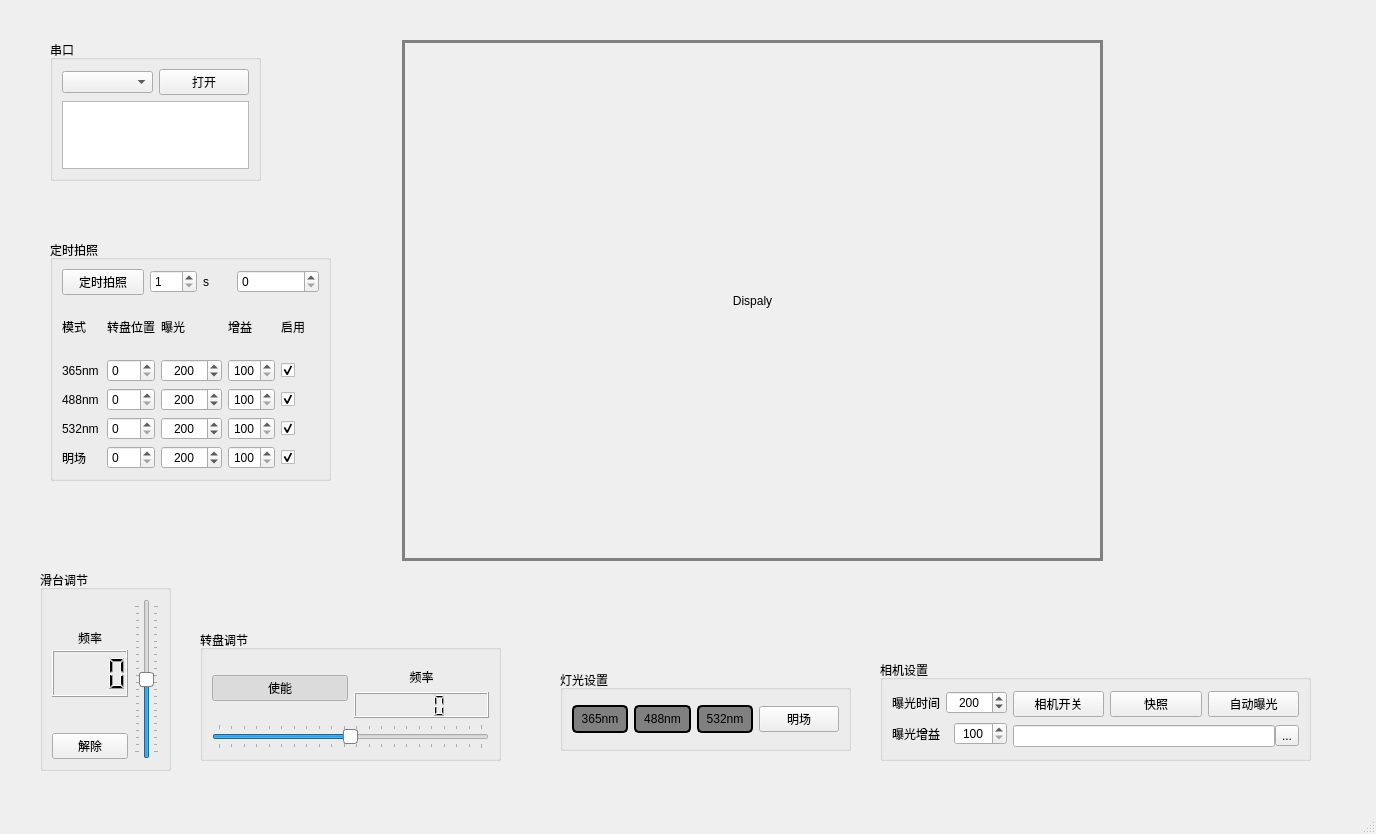
Before: the Qt Designer form mainwindow.ui in PingY2000/QT_Fluor, drawn with Qt 5.
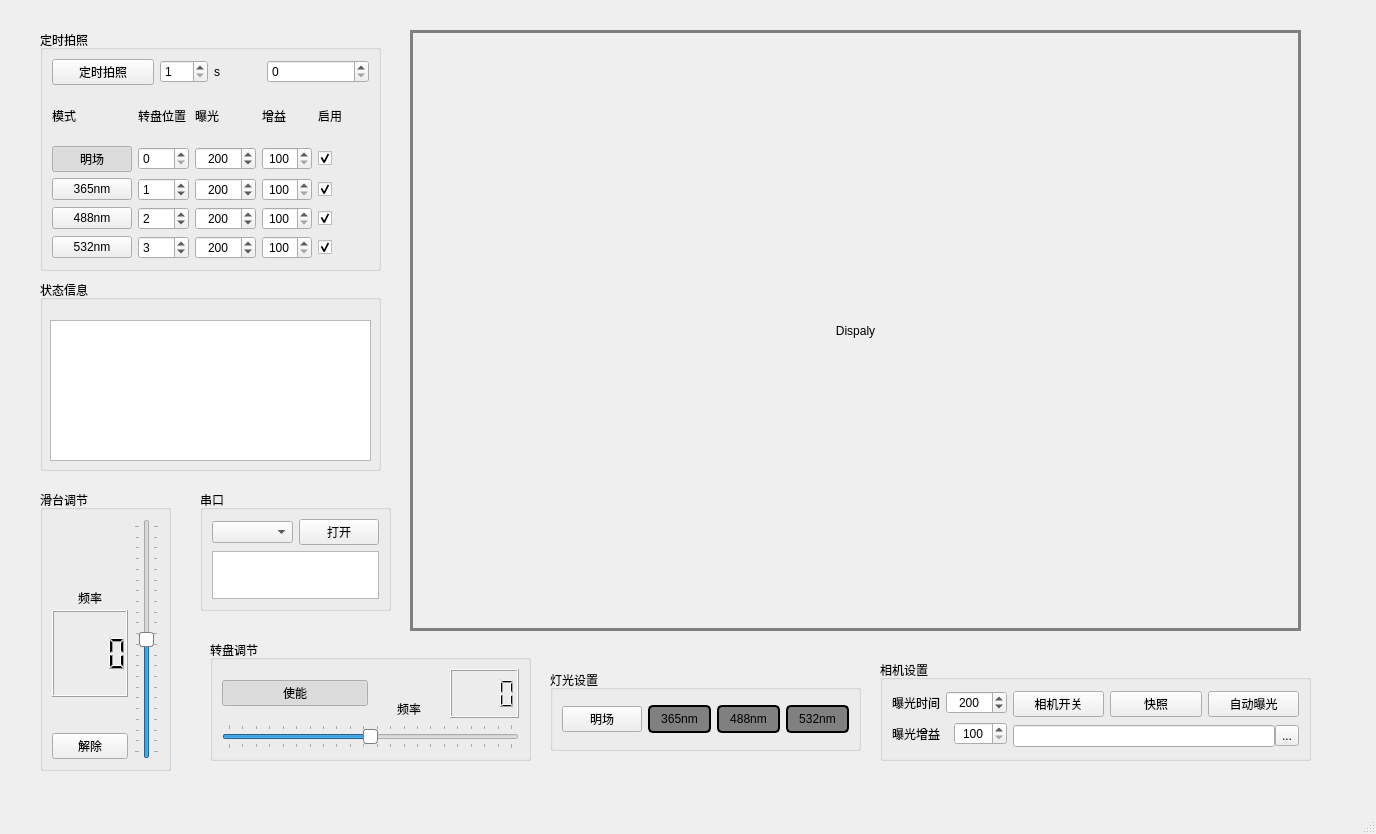
After: the same form once the commit is applied.

Diff of the .ui file:
```diff
--- a/mainwindow.ui
+++ b/mainwindow.ui
@@ -17,10 +17,10 @@
    <widget class="QLabel" name="labeldisplay">
     <property name="geometry">
      <rect>
-      <x>402</x>
-      <y>40</y>
-      <width>701</width>
-      <height>521</height>
+      <x>410</x>
+      <y>30</y>
+      <width>891</width>
+      <height>601</height>
      </rect>
     </property>
     <property name="styleSheet">
@@ -36,10 +36,10 @@
    <widget class="QGroupBox" name="groupBox_Serial">
     <property name="geometry">
      <rect>
-      <x>50</x>
-      <y>40</y>
-      <width>211</width>
-      <height>141</height>
+      <x>200</x>
+      <y>490</y>
+      <width>191</width>
+      <height>121</height>
      </rect>
     </property>
     <property name="title">
@@ -71,10 +71,10 @@
    <widget class="QGroupBox" name="groupBox_FliterMotor">
     <property name="geometry">
      <rect>
-      <x>200</x>
-      <y>630</y>
-      <width>301</width>
-      <height>131</height>
+      <x>210</x>
+      <y>640</y>
+      <width>321</width>
+      <height>121</height>
      </rect>
     </property>
     <property name="title">
@@ -97,7 +97,7 @@
         </widget>
        </item>
        <item>
-        <layout class="QVBoxLayout" name="verticalLayout_6">
+        <layout class="QHBoxLayout" name="horizontalLayout_11">
          <item>
           <widget class="QLabel" name="label_14">
            <property name="text">
@@ -307,9 +307,9 @@
    <widget class="QGroupBox" name="groupBox_Image">
     <property name="geometry">
      <rect>
-      <x>50</x>
-      <y>240</y>
-      <width>281</width>
+      <x>40</x>
+      <y>30</y>
+      <width>341</width>
       <height>241</height>
      </rect>
     </property>
@@ -357,15 +357,12 @@
      </item>
      <item>
       <layout class="QGridLayout" name="gridLayout_2">
-       <item row="1" column="0">
-        <widget class="QLabel" name="label_10">
-         <property name="text">
-          <string>365nm</string>
-         </property>
-        </widget>
-       </item>
        <item row="4" column="1">
-        <widget class="QSpinBox" name="spinBox_6"/>
+        <widget class="QSpinBox" name="spinBox_Mode532Pos">
+         <property name="value">
+          <number>3</number>
+         </property>
+        </widget>
        </item>
        <item row="0" column="0">
         <widget class="QLabel" name="label_4">
@@ -375,12 +372,9 @@
         </widget>
        </item>
        <item row="2" column="1">
-        <widget class="QSpinBox" name="spinBox_4"/>
-       </item>
-       <item row="2" column="0">
-        <widget class="QLabel" name="label_11">
-         <property name="text">
-          <string>488nm</string>
+        <widget class="QSpinBox" name="spinBox_Mode365Pos">
+         <property name="value">
+          <number>1</number>
          </property>
         </widget>
        </item>
@@ -416,13 +410,6 @@
          </property>
         </widget>
        </item>
-       <item row="3" column="0">
-        <widget class="QLabel" name="label_12">
-         <property name="text">
-          <string>532nm</string>
-         </property>
-        </widget>
-       </item>
        <item row="1" column="1">
         <widget class="QSpinBox" name="spinBox_3"/>
        </item>
@@ -452,13 +439,6 @@
          </property>
         </widget>
        </item>
-       <item row="4" column="0">
-        <widget class="QLabel" name="label_13">
-         <property name="text">
-          <string>明场</string>
-         </property>
-        </widget>
-       </item>
        <item row="4" column="2">
         <widget class="QSpinBox" name="spinBox_ExposureTime_5">
          <property name="layoutDirection">
@@ -504,7 +484,11 @@
         </widget>
        </item>
        <item row="3" column="1">
-        <widget class="QSpinBox" name="spinBox_5"/>
+        <widget class="QSpinBox" name="spinBox_Mode488Pos">
+         <property name="value">
+          <number>2</number>
+         </property>
+        </widget>
        </item>
        <item row="0" column="1">
         <widget class="QLabel" name="label_6">
@@ -660,6 +644,49 @@
          </property>
         </widget>
        </item>
+       <item row="1" column="0">
+        <widget class="QPushButton" name="pushButton_ModeBright">
+         <property name="text">
+          <string>明场</string>
+         </property>
+         <property name="checkable">
+          <bool>true</bool>
+         </property>
+         <property name="checked">
+          <bool>true</bool>
+         </property>
+        </widget>
+       </item>
+       <item row="2" column="0">
+        <widget class="QPushButton" name="pushButton_Mode365">
+         <property name="text">
+          <string>365nm</string>
+         </property>
+         <property name="checkable">
+          <bool>true</bool>
+         </property>
+        </widget>
+       </item>
+       <item row="3" column="0">
+        <widget class="QPushButton" name="pushButton_Mode488">
+         <property name="text">
+          <string>488nm</string>
+         </property>
+         <property name="checkable">
+          <bool>true</bool>
+         </property>
+        </widget>
+       </item>
+       <item row="4" column="0">
+        <widget class="QPushButton" name="pushButton_Mode532">
+         <property name="text">
+          <string>532nm</string>
+         </property>
+         <property name="checkable">
+          <bool>true</bool>
+         </property>
+        </widget>
+       </item>
       </layout>
      </item>
     </layout>
@@ -668,9 +695,9 @@
     <property name="geometry">
      <rect>
       <x>40</x>
-      <y>570</y>
+      <y>490</y>
       <width>131</width>
-      <height>201</height>
+      <height>281</height>
      </rect>
     </property>
     <property name="title">
@@ -757,9 +784,9 @@
    <widget class="QGroupBox" name="groupBox">
     <property name="geometry">
      <rect>
-      <x>560</x>
+      <x>550</x>
       <y>670</y>
-      <width>291</width>
+      <width>311</width>
       <height>81</height>
      </rect>
     </property>
@@ -767,6 +794,16 @@
      <string>灯光设置</string>
     </property>
     <layout class="QHBoxLayout" name="horizontalLayout_10">
+     <item>
+      <widget class="QPushButton" name="pushButton_LightBright">
+       <property name="text">
+        <string>明场</string>
+       </property>
+       <property name="checkable">
+        <bool>true</bool>
+       </property>
+      </widget>
+     </item>
      <item>
       <widget class="QPushButton" name="pushButton_Laser365">
        <property name="styleSheet">
@@ -830,15 +867,31 @@
        </property>
       </widget>
      </item>
-     <item>
-      <widget class="QPushButton" name="pushButton">
-       <property name="text">
-        <string>明场</string>
-       </property>
-      </widget>
-     </item>
     </layout>
    </widget>
+   <widget class="QGroupBox" name="groupBox_2">
+    <property name="geometry">
+     <rect>
+      <x>40</x>
+      <y>280</y>
+      <width>341</width>
+      <height>191</height>
+     </rect>
+    </property>
+    <property name="title">
+     <string>状态信息</string>
+    </property>
+    <widget class="QTextEdit" name="textEdit">
+     <property name="geometry">
+      <rect>
+       <x>10</x>
+       <y>40</y>
+       <width>321</width>
+       <height>141</height>
+      </rect>
+     </property>
+    </widget>
+   </widget>
   </widget>
   <widget class="QMenuBar" name="menubar">
    <property name="geometry">
```
Left out of the diff: 30 changed lines with no effect on the pictures.
